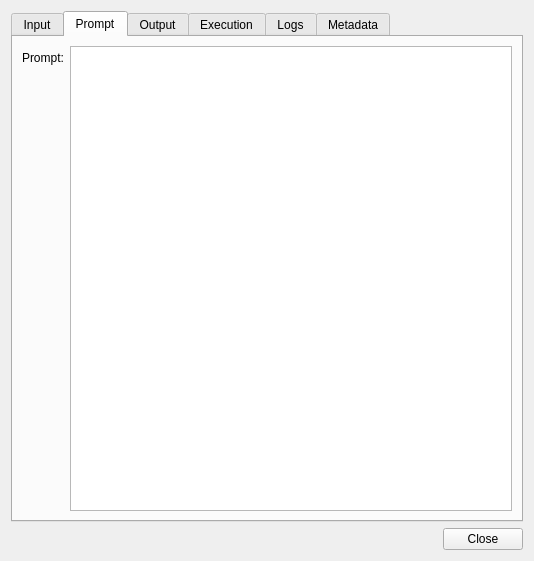
Qt form acta_gui/ui/executionDialog.ui (boucaron/ACTA_Gamma) before a commit.
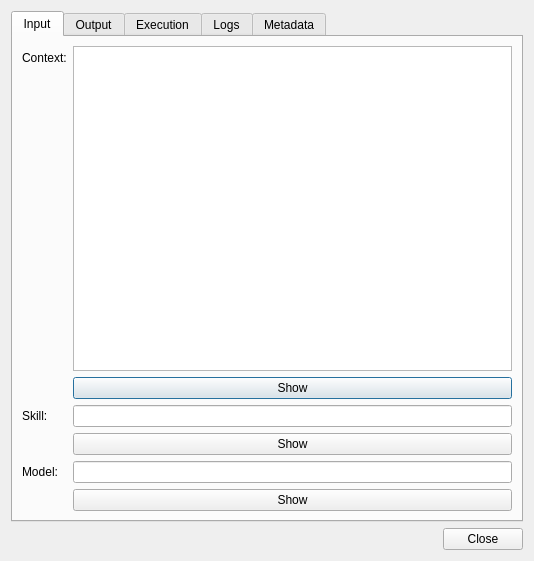
The same form after that commit. The open tabs and pages were chosen to show the change.

Commit message: acta_gui: complete item 4 of the executions.prompt column removal — Prompt tab removed from executionDialog.ui (promptTab + promptTextEdit) and its prompt-tab population block from executionDialog.cpp (incl. the legacy placeholder); tab widget renamed promptWidget->tabWidget; orphaned 'Prompt:' label (label_5) removed from executionCreateDialog.ui; dialog/panel light-projection comments now list (raw_response, result, error); generated ui_executionDialog.h regenerates via uic — implements work item 4 of docs/plans/drop-execution-prompt-column.md

The edit to the form file:
```diff
--- a/acta_gui/ui/executionDialog.ui
+++ b/acta_gui/ui/executionDialog.ui
@@ -83,23 +83,6 @@
        </item>
       </layout>
      </widget>
-     <widget class="QWidget" name="promptTab">
-      <attribute name="title">
-       <string>Prompt</string>
-      </attribute>
-      <layout class="QFormLayout" name="formLayout_2">
-       <item row="0" column="0">
-        <widget class="QLabel" name="label_4">
-         <property name="text">
-          <string>Prompt:</string>
-         </property>
-        </widget>
-       </item>
-       <item row="0" column="1">
-        <widget class="QTextEdit" name="promptTextEdit"/>
-       </item>
-      </layout>
-     </widget>
      <widget class="QWidget" name="outputTab">
       <attribute name="title">
        <string>Output</string>
```
Left out of the diff: 2 changed lines with no effect on the pictures. The commit also changes 5 other files.
